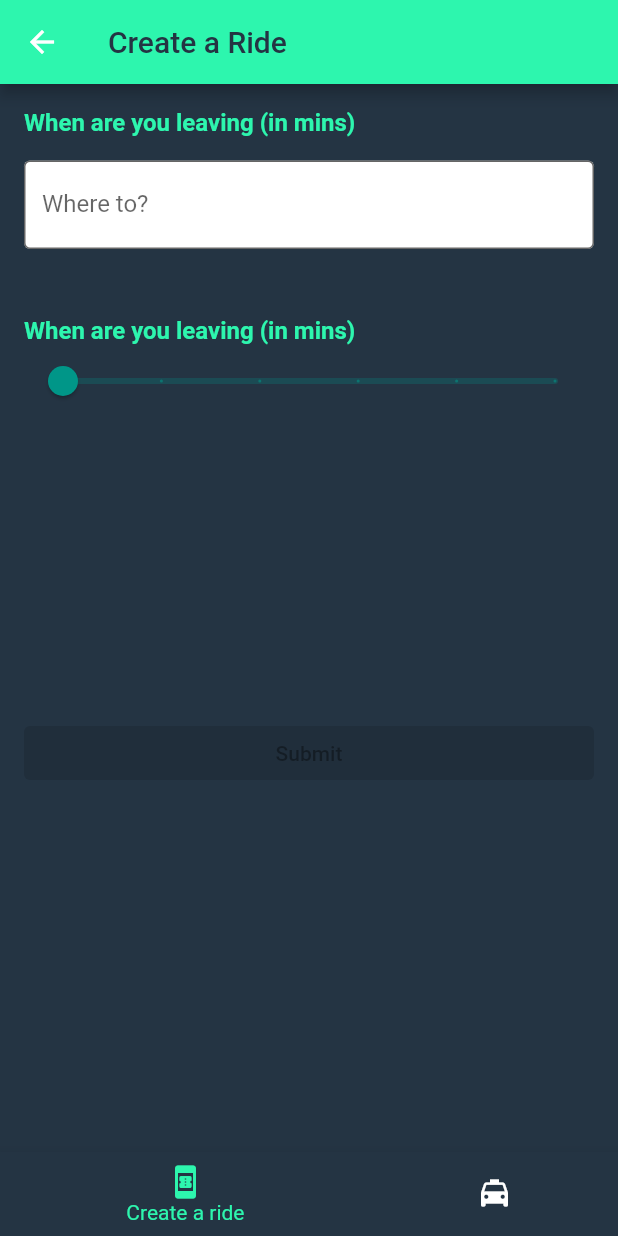
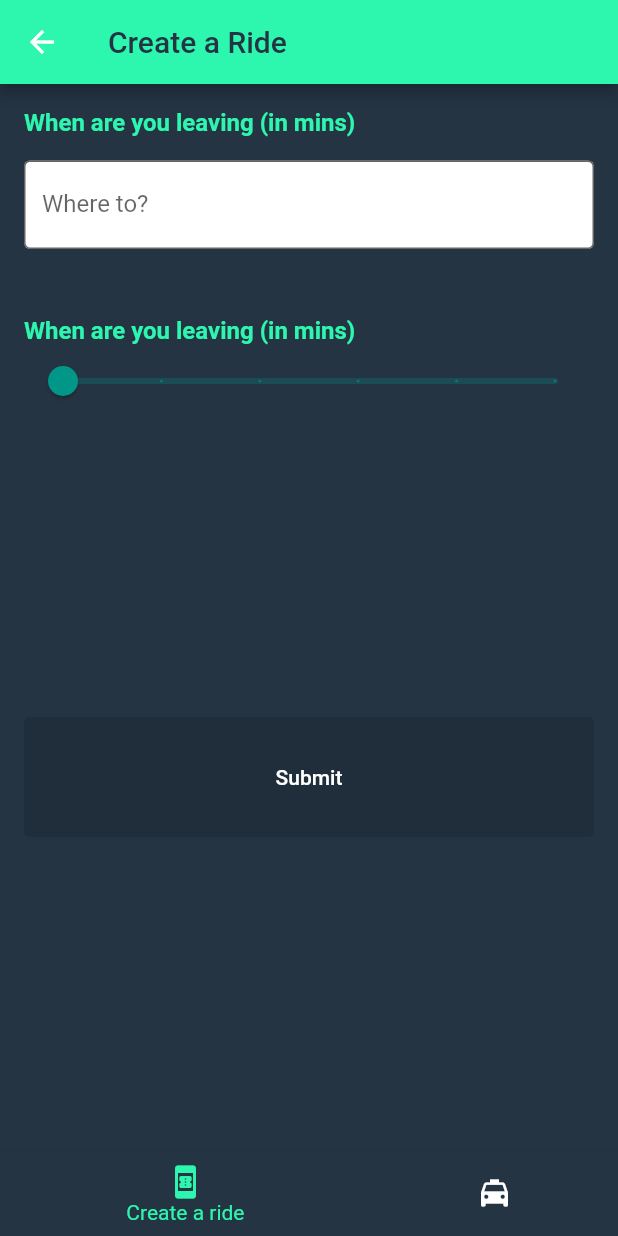
Before and after one commit to Rayzon3/kaarva, a Flutter app: the homePage screen opened directly, on a phone screen of 412 x 824 dp. Run offline on Flutter 3.47's test engine with Material 2 defaults, Android fonts, the phone set to English and light mode, and no system bars; our stand-ins replace firebase_auth, firebase_core, font_awesome_flutter, google_fonts, google_sign_in; accounts and stored records are empty.

Commit message:
fixed submit button

```diff
--- a/lib/home.dart
+++ b/lib/home.dart
@@ -30,7 +30,7 @@ class _homePageState extends State<homePage> {
         ),
         body: ListView(
           padding: const EdgeInsets.all(16),
-          children: const [
+          children: [
             Text(
               "When are you leaving (in mins)",
               style: TextStyle(
@@ -60,10 +60,13 @@ class _homePageState extends State<homePage> {
             SizedBox(height: 200),
             ElevatedButton(
               onPressed: null,
-              child: Text("Submit"),
+              child: Text(
+                "Submit",
+                style: TextStyle(color: Colors.white),
+              ),
               style: ElevatedButton.styleFrom(
-                primary: Color(0xff2DF6AE),
-              ),
+                  primary: const Color(0xff2DF6AE),
+                  fixedSize: const Size(220, 80)),
             )
           ],
         )),
```
